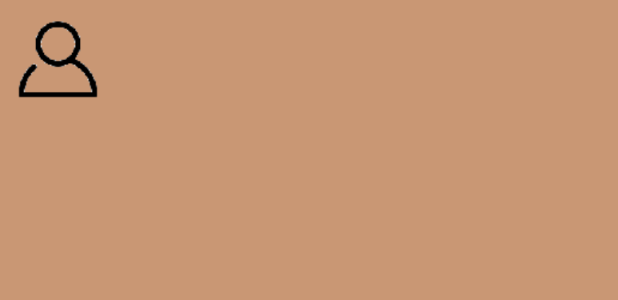
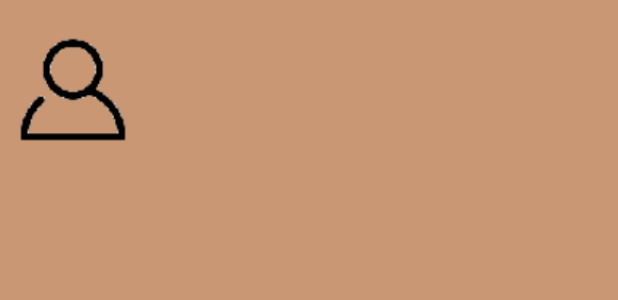
Before and after one commit to Mel1ssa/Android, an Android app: the layout user_row.xml on its own in the app's theme, with its tools: preview values and no code run, on a phone screen of 412 x 824 dp. Shown: the top 300 px of the screen. Run offline under Robolectric (Android 15) with nearby library versions, the phone set to English and light mode, and no system bars.

Commit message:
Fixe bug Message Modif des layouts

```diff
--- a/app/src/main/res/layout/user_row.xml
+++ b/app/src/main/res/layout/user_row.xml
@@ -18,8 +18,8 @@
 
             android:id="@+id/user_photo"
             android:contentDescription="@string/app_name"
-            android:layout_width="60dip"
-            android:layout_height="60dip"
+            android:layout_width="80dip"
+            android:layout_height="100dip"
             android:src="@drawable/profil" />
     <LinearLayout
 
@@ -38,9 +38,9 @@
         android:layout_width="wrap_content"
         android:layout_height="wrap_content"
         android:layout_toRightOf="@+id/user_profile_photo"
-        android:layout_marginLeft="75dip"
+
         android:layout_centerVertical="true"
-        android:paddingBottom ="10dip"
+
         android:textColor="#040404"
         android:textSize="25dip"
         android:textStyle="bold"
@@ -51,9 +51,9 @@
             android:layout_width="wrap_content"
             android:layout_height="wrap_content"
             android:layout_toRightOf="@+id/user_profile_name"
-            android:layout_marginLeft="75dip"
+
             android:layout_centerVertical="true"
-            android:paddingBottom ="10dip"
+
             android:textColor="@android:color/transparent"
             android:typeface="sans" />
 
@@ -64,8 +64,8 @@
         android:layout_width="wrap_content"
         android:layout_height="wrap_content"
         android:layout_below="@+id/user_profile_name"
-        android:layout_alignLeft="@+id/user_profile_name"
-        android:paddingTop="5dip"
+
+
         android:layout_centerHorizontal="true"
         android:textColor="#343434"
         android:textSize="15dip" />
@@ -80,29 +80,9 @@
             android:layout_centerHorizontal="true"
             android:textColor="#343434"
             android:textSize="15dip" />
-        <TextView
 
-            android:id="@+id/user_sexe"
-            android:layout_width="wrap_content"
-            android:layout_height="wrap_content"
-            android:layout_below="@+id/user_profile_name"
-            android:layout_alignLeft="@+id/user_profile_name"
-            android:paddingTop="5dip"
-            android:layout_centerHorizontal="true"
-            android:textColor="#343434"
-            android:textSize="15dip" />
 
 
    </LinearLayout>
-<!--
-        <ImageButton
-            android:id="@+id/notif"
-            android:layout_gravity="right"
-            android:layout_marginLeft="8dp"
-            android:background="?selectableItemBackground"
-            android:hint="Inviter à boir un café"
-            android:src="@drawable/coffeecup"
-            android:layout_height="10dp"
-            android:layout_width="10dp" /> -->
     </LinearLayout>
 </RelativeLayout>
```
Also changed, not shown: app/src/main/java/com/example/mely/seemy_v11/MessageClass.java (+7 -4 lines), app/src/main/java/com/example/mely/seemy_v11/Messages.java (+15 -1 lines), app/src/main/res/layout/discussion_row.xml (+7 -24 lines), app/src/main/res/drawable/message.png.
